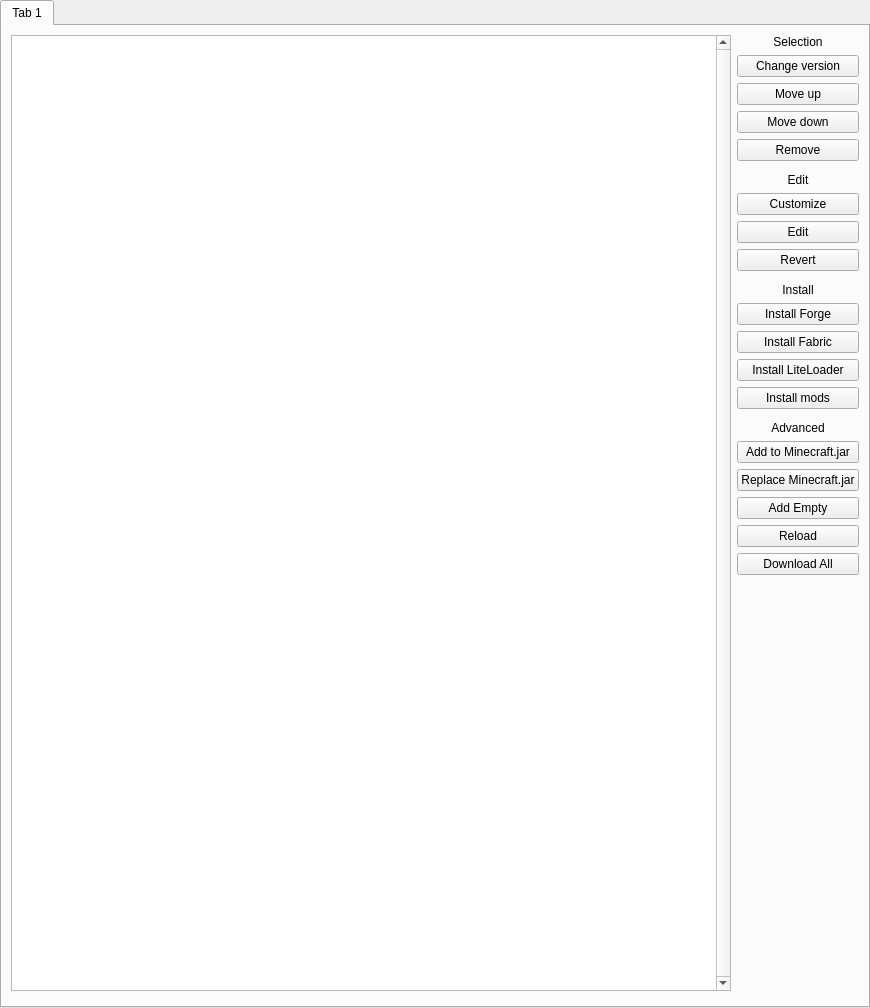
FreesmTeam/FreesmLauncher, file application/pages/instance/VersionPage.ui: the form before one commit.
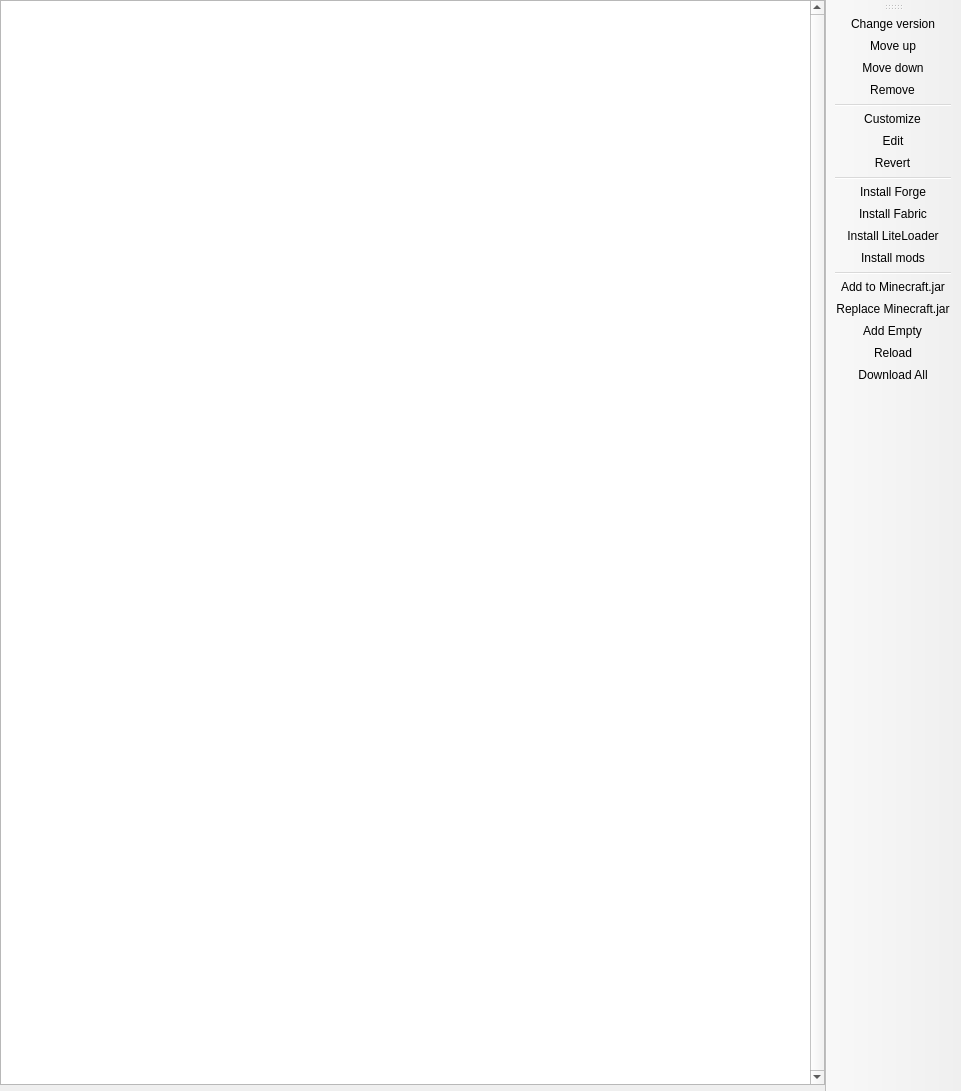
The form after the commit. Custom widgets are drawn as their Qt base class.

Commit message:
GH-358 Make version page use a toolbar for all the actions
This should make it possible to make it fit on small screens again.

Patch:
```diff
--- a/application/pages/instance/VersionPage.ui
+++ b/application/pages/instance/VersionPage.ui
@@ -1,16 +1,20 @@
 <?xml version="1.0" encoding="UTF-8"?>
 <ui version="4.0">
  <class>VersionPage</class>
- <widget class="QWidget" name="VersionPage">
+ <widget class="QMainWindow" name="VersionPage">
   <property name="geometry">
    <rect>
     <x>0</x>
     <y>0</y>
-    <width>870</width>
-    <height>1008</height>
+    <width>961</width>
+    <height>1091</height>
    </rect>
   </property>
-  <layout class="QVBoxLayout" name="verticalLayout">
+  <property name="windowTitle">
+   <string>MainWindow</string>
+  </property>
+  <widget class="QWidget" name="centralwidget">
+   <layout class="QHBoxLayout" name="horizontalLayout">
    <property name="leftMargin">
     <number>0</number>
    </property>
@@ -24,16 +28,8 @@
     <number>0</number>
    </property>
    <item>
-    <widget class="QTabWidget" name="tabWidget">
-     <property name="currentIndex">
-      <number>0</number>
-     </property>
-     <widget class="QWidget" name="tab">
-      <attribute name="title">
-       <string notr="true">Tab 1</string>
-      </attribute>
-      <layout class="QGridLayout" name="gridLayout">
-       <item row="0" column="0">
+     <layout class="QVBoxLayout" name="verticalLayout">
+      <item>
         <widget class="ModListView" name="packageView">
          <property name="verticalScrollBarPolicy">
           <enum>Qt::ScrollBarAlwaysOn</enum>
@@ -52,241 +48,184 @@
          </attribute>
         </widget>
        </item>
-       <item row="0" column="1">
-        <layout class="QVBoxLayout" name="verticalLayout_4">
          <item>
-          <widget class="QLabel" name="label">
-           <property name="text">
-            <string>Selection</string>
-           </property>
-           <property name="alignment">
-            <set>Qt::AlignCenter</set>
-           </property>
-          </widget>
-         </item>
-         <item>
-          <widget class="QPushButton" name="changeVersionBtn">
-           <property name="toolTip">
-            <string>Change version of the selected package.</string>
-           </property>
+       <widget class="MCModInfoFrame" name="frame">
+        <property name="sizePolicy">
+         <sizepolicy hsizetype="Preferred" vsizetype="Minimum">
+          <horstretch>0</horstretch>
+          <verstretch>0</verstretch>
+         </sizepolicy>
+        </property>
+       </widget>
+      </item>
+     </layout>
+    </item>
+   </layout>
+  </widget>
+  <widget class="QToolBar" name="toolBar">
+   <property name="windowTitle">
+    <string>toolBar</string>
+   </property>
+   <property name="allowedAreas">
+    <set>Qt::LeftToolBarArea|Qt::RightToolBarArea</set>
+   </property>
+   <property name="toolButtonStyle">
+    <enum>Qt::ToolButtonTextOnly</enum>
+   </property>
+   <property name="floatable">
+    <bool>false</bool>
+   </property>
+   <attribute name="toolBarArea">
+    <enum>RightToolBarArea</enum>
+   </attribute>
+   <attribute name="toolBarBreak">
+    <bool>false</bool>
+   </attribute>
+   <addaction name="actionChange_version"/>
+   <addaction name="actionMove_up"/>
+   <addaction name="actionMove_down"/>
+   <addaction name="actionRemove"/>
+   <addaction name="separator"/>
+   <addaction name="actionCustomize"/>
+   <addaction name="actionEdit"/>
+   <addaction name="actionRevert"/>
+   <addaction name="separator"/>
+   <addaction name="actionInstall_Forge"/>
+   <addaction name="actionInstall_Fabric"/>
+   <addaction name="actionInstall_LiteLoader"/>
+   <addaction name="actionInstall_mods"/>
+   <addaction name="separator"/>
+   <addaction name="actionAdd_to_Minecraft_jar"/>
+   <addaction name="actionReplace_Minecraft_jar"/>
+   <addaction name="actionAdd_Empty"/>
+   <addaction name="actionReload"/>
+   <addaction name="actionDownload_All"/>
+  </widget>
+  <action name="actionChange_version">
            <property name="text">
             <string>Change version</string>
            </property>
-          </widget>
-         </item>
-         <item>
-          <widget class="QPushButton" name="moveUpBtn">
            <property name="toolTip">
-            <string>Make the selected package apply sooner.</string>
-           </property>
+    <string>Change version of the selected package.</string>
+   </property>
+  </action>
+  <action name="actionMove_up">
            <property name="text">
             <string>Move up</string>
            </property>
-          </widget>
-         </item>
-         <item>
-          <widget class="QPushButton" name="moveDownBtn">
            <property name="toolTip">
-            <string>Make the selected package apply later.</string>
-           </property>
+    <string>Make the selected package apply sooner.</string>
+   </property>
+  </action>
+  <action name="actionMove_down">
            <property name="text">
             <string>Move down</string>
            </property>
-          </widget>
-         </item>
-         <item>
-          <widget class="QPushButton" name="removeBtn">
            <property name="toolTip">
-            <string>Remove selected package from the instance.</string>
-           </property>
+    <string>Make the selected package apply later.</string>
+   </property>
+  </action>
+  <action name="actionRemove">
            <property name="text">
             <string>Remove</string>
            </property>
-          </widget>
-         </item>
-         <item>
-          <widget class="LineSeparator" name="separator_4" native="true"/>
-         </item>
-         <item>
-          <widget class="QLabel" name="label_10">
-           <property name="text">
-            <string>Edit</string>
-           </property>
-           <property name="alignment">
-            <set>Qt::AlignCenter</set>
-           </property>
-          </widget>
-         </item>
-         <item>
-          <widget class="QPushButton" name="customizeBtn">
            <property name="toolTip">
-            <string>Customize selected package.</string>
-           </property>
+    <string>Remove selected package from the instance.</string>
+   </property>
+  </action>
+  <action name="actionCustomize">
            <property name="text">
             <string>Customize</string>
            </property>
-          </widget>
-         </item>
-         <item>
-          <widget class="QPushButton" name="editBtn">
+   <property name="toolTip">
+    <string>Customize selected package.</string>
+   </property>
+  </action>
+  <action name="actionEdit">
+   <property name="text">
+    <string>Edit</string>
+   </property>
            <property name="toolTip">
             <string>Edit selected package.</string>
            </property>
-           <property name="text">
-            <string>Edit</string>
-           </property>
-          </widget>
-         </item>
-         <item>
-          <widget class="QPushButton" name="revertBtn">
-           <property name="toolTip">
-            <string>Revert the selected package to default.</string>
-           </property>
+  </action>
+  <action name="actionRevert">
            <property name="text">
             <string>Revert</string>
            </property>
-          </widget>
-         </item>
-         <item>
-          <widget class="LineSeparator" name="separator" native="true"/>
-         </item>
-         <item>
-          <widget class="QLabel" name="label_2">
-           <property name="text">
-            <string>Install</string>
-           </property>
-           <property name="alignment">
-            <set>Qt::AlignCenter</set>
-           </property>
-          </widget>
-         </item>
-         <item>
-          <widget class="QPushButton" name="forgeBtn">
            <property name="toolTip">
-            <string>Install the Minecraft Forge package.</string>
-           </property>
+    <string>Revert the selected package to default.</string>
+   </property>
+  </action>
+  <action name="actionInstall_Forge">
            <property name="text">
             <string>Install Forge</string>
            </property>
-          </widget>
-         </item>
-         <item>
-          <widget class="QPushButton" name="fabricBtn">
            <property name="toolTip">
-            <string>Install the Fabric Loader package.</string>
-           </property>
+    <string>Install the Minecraft Forge package.</string>
+   </property>
+  </action>
+  <action name="actionInstall_Fabric">
            <property name="text">
             <string>Install Fabric</string>
            </property>
-          </widget>
-         </item>
-         <item>
-          <widget class="QPushButton" name="liteloaderBtn">
            <property name="toolTip">
-            <string>Install the LiteLoader package.</string>
-           </property>
+    <string>Install the Fabric Loader package.</string>
+   </property>
+  </action>
+  <action name="actionInstall_LiteLoader">
            <property name="text">
             <string>Install LiteLoader</string>
            </property>
-          </widget>
-         </item>
-         <item>
-          <widget class="QPushButton" name="modBtn">
            <property name="toolTip">
-            <string>Install normal mods.</string>
-           </property>
+    <string>Install the LiteLoader package.</string>
+   </property>
+  </action>
+  <action name="actionInstall_mods">
            <property name="text">
             <string>Install mods</string>
            </property>
-          </widget>
-         </item>
-         <item>
-          <widget class="LineSeparator" name="widget" native="true"/>
-         </item>
-         <item>
-          <widget class="QLabel" name="label_5">
-           <property name="text">
-            <string>Advanced</string>
-           </property>
-           <property name="alignment">
-            <set>Qt::AlignCenter</set>
-           </property>
-          </widget>
-         </item>
-         <item>
-          <widget class="QPushButton" name="jarmodBtn">
            <property name="toolTip">
-            <string>Add a mod into the Minecraft jar file.</string>
-           </property>
+    <string>Install normal mods.</string>
+   </property>
+  </action>
+  <action name="actionAdd_to_Minecraft_jar">
            <property name="text">
             <string>Add to Minecraft.jar</string>
            </property>
-          </widget>
-         </item>
-         <item>
-          <widget class="QPushButton" name="jarBtn">
+   <property name="toolTip">
+    <string>Add a mod into the Minecraft jar file.</string>
+   </property>
+  </action>
+  <action name="actionReplace_Minecraft_jar">
            <property name="text">
             <string>Replace Minecraft.jar</string>
            </property>
-          </widget>
-         </item>
-         <item>
-          <widget class="QPushButton" name="addEmptyBtn">
+  </action>
+  <action name="actionAdd_Empty">
            <property name="text">
             <string>Add Empty</string>
            </property>
-          </widget>
-         </item>
-         <item>
-          <widget class="QPushButton" name="reloadBtn">
            <property name="toolTip">
-            <string>Reload all packages.</string>
-           </property>
+    <string>Add an empty custom package.</string>
+   </property>
+  </action>
+  <action name="actionReload">
            <property name="text">
             <string>Reload</string>
            </property>
-          </widget>
-         </item>
-         <item>
-          <widget class="QPushButton" name="downloadBtn">
            <property name="toolTip">
-            <string>Download the files needed to launch the instance now.</string>
-           </property>
+    <string>Reload all packages.</string>
+   </property>
+  </action>
+  <action name="actionDownload_All">
            <property name="text">
             <string>Download All</string>
            </property>
-          </widget>
-         </item>
-         <item>
-          <spacer name="verticalSpacer_7">
-           <property name="orientation">
-            <enum>Qt::Vertical</enum>
-           </property>
-           <property name="sizeHint" stdset="0">
-            <size>
-             <width>111</width>
-             <height>13</height>
-            </size>
-           </property>
-          </spacer>
-         </item>
-        </layout>
-       </item>
-       <item row="1" column="0" colspan="2">
-        <widget class="MCModInfoFrame" name="frame">
-         <property name="sizePolicy">
-          <sizepolicy hsizetype="Preferred" vsizetype="Minimum">
-           <horstretch>0</horstretch>
-           <verstretch>0</verstretch>
-          </sizepolicy>
-         </property>
-        </widget>
-       </item>
-      </layout>
-     </widget>
-    </widget>
-   </item>
-  </layout>
+   <property name="toolTip">
+    <string>Download the files needed to launch the instance now.</string>
+   </property>
+  </action>
  </widget>
  <customwidgets>
   <customwidget>
@@ -294,12 +233,6 @@
    <extends>QTreeView</extends>
    <header>widgets/ModListView.h</header>
   </customwidget>
-  <customwidget>
-   <class>LineSeparator</class>
-   <extends>QWidget</extends>
-   <header>widgets/LineSeparator.h</header>
-   <container>1</container>
-  </customwidget>
   <customwidget>
    <class>MCModInfoFrame</class>
    <extends>QFrame</extends>
```
Left out of the diff: 20 changed lines with no effect on the pictures. Lines whose indentation alone changed are shown as unchanged. The commit also changes 2 other files.
